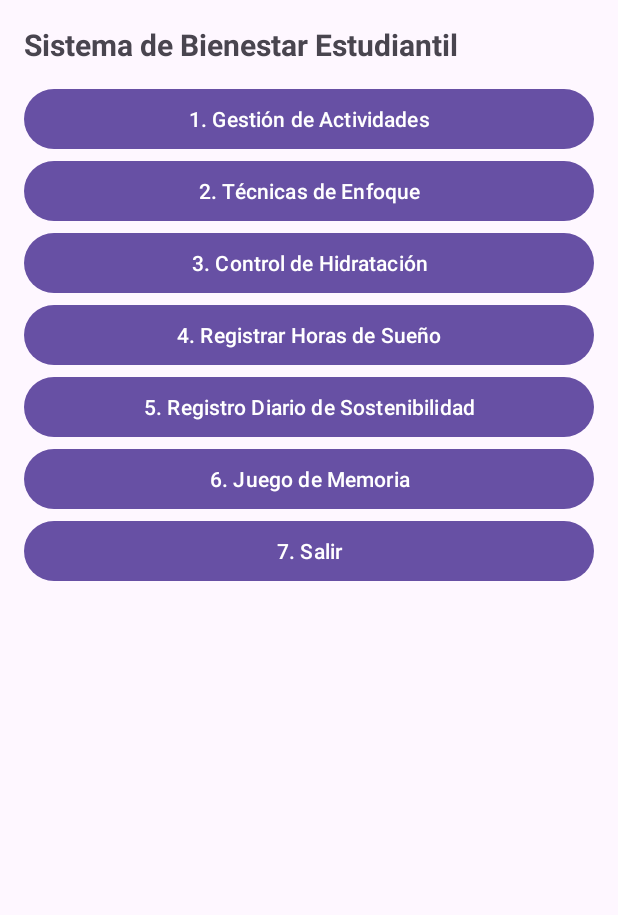
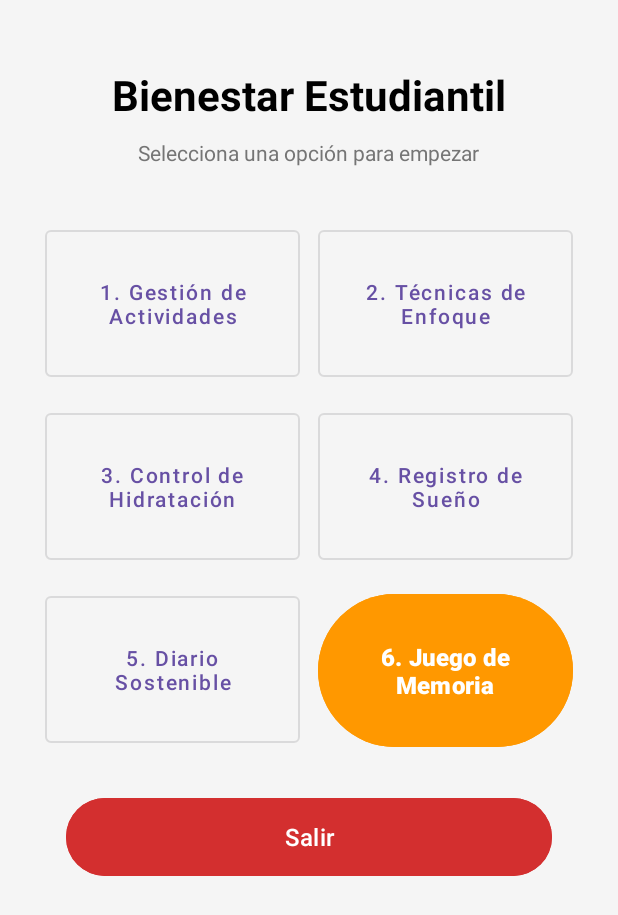
Before and after one commit to matiasnunezg/POO-P3-G05, an Android app: the screen it shows after launch (MainActivity), on a phone screen of 412 x 824 dp. Shown: the top 915 px of the screen. Run offline under Robolectric (Android 15) with nearby library versions, the phone set to English and light mode, and no system bars.

Commit message:
Actualizacion Menu
Ver2 Menu

```diff
--- a/Proyecto_G5_P3_Android/SistemaBienestarEstudiantil/app/src/main/java/espol/poo/sistemabienestarestudiantil/ui/MainActivity.java
+++ b/Proyecto_G5_P3_Android/SistemaBienestarEstudiantil/app/src/main/java/espol/poo/sistemabienestarestudiantil/ui/MainActivity.java
@@ -2,10 +2,13 @@ package espol.poo.sistemabienestarestudiantil.ui;
 
 import android.content.Intent;
 import android.os.Bundle;
+import android.view.View;
+import android.widget.Toast;
 
 import androidx.appcompat.app.AppCompatActivity;
 
 import espol.poo.sistemabienestarestudiantil.R;
+import espol.poo.sistemabienestarestudiantil.data.AppRepository;
 
 public class MainActivity extends AppCompatActivity {
 
@@ -14,22 +17,40 @@ public class MainActivity extends AppCompatActivity {
         super.onCreate(savedInstanceState);
         setContentView(R.layout.activity_main);
 
-        findViewById(R.id.btnActividades).setOnClickListener(v ->
-                startActivity(new Intent(this, ActividadesActivity.class)));
+        // 1. Inicializar la "Base de Datos" (Modelo)
+        // Esto asegura que las listas existan antes de usar cualquier otra pantalla
+        AppRepository.getInstance();
 
-        findViewById(R.id.btnEnfoque).setOnClickListener(v ->
-                startActivity(new Intent(this, EnfoqueActivity.class)));
+        // 2. Configurar los botones
+        configurarBotones();
+    }
 
-        findViewById(R.id.btnHidratacion).setOnClickListener(v ->
-                startActivity(new Intent(this, HidratacionActivity.class)));
+    private void configurarBotones() {
+        // --- OPCIONES PENDIENTES (Muestran mensaje temporal) ---
+        findViewById(R.id.btnActividades).setOnClickListener(v -> mostrarMensaje("Gestión de Actividades: En construcción"));
+        findViewById(R.id.btnEnfoque).setOnClickListener(v -> mostrarMensaje("Técnicas de Enfoque: En construcción"));
+        findViewById(R.id.btnHidratacion).setOnClickListener(v -> mostrarMensaje("Hidratación: En construcción"));
+        findViewById(R.id.btnSuenio).setOnClickListener(v -> mostrarMensaje("Registro de Sueño: En construcción"));
+        findViewById(R.id.btnSostenibilidad).setOnClickListener(v -> mostrarMensaje("Sostenibilidad: En construcción"));
 
-        findViewById(R.id.btnSuenio).setOnClickListener(v ->
-                startActivity(new Intent(this, SuenioActivity.class)));
+        // --- OPCIÓN DEL JUEGO (La que vamos a programar ahora) ---
+        findViewById(R.id.btnJuego).setOnClickListener(v -> {
+            // Navegamos a la actividad del juego
+            Intent intent = new Intent(MainActivity.this, JuegoMemoriaActivity.class);
+            startActivity(intent);
+        });
 
-        findViewById(R.id.btnSostenibilidad).setOnClickListener(v ->
-                startActivity(new Intent(this, SostenibilidadActivity.class)));
+        // --- SALIR ---
+        findViewById(R.id.btnSalir).setOnClickListener(v -> {
+            // Cierra la aplicación completamente y quita las actividades de la pila
+            finishAffinity();
+        });
+    }
 
-        findViewById(R.id.btnJuego).setOnClickListener(v ->
-                startActivity(new Intent(this, JuegoMemoriaActivity.class)));
+    // Método auxiliar para no repetir código de Toast
+    private void mostrarMensaje(String texto) {
+        Toast.makeText(this, texto, Toast.LENGTH_SHORT).show();
     }
+
+
 }
--- a/Proyecto_G5_P3_Android/SistemaBienestarEstudiantil/app/src/main/res/layout/activity_main.xml
+++ b/Proyecto_G5_P3_Android/SistemaBienestarEstudiantil/app/src/main/res/layout/activity_main.xml
@@ -1,64 +1,125 @@
 <?xml version="1.0" encoding="utf-8"?>
 <ScrollView xmlns:android="http://schemas.android.com/apk/res/android"
+    xmlns:app="http://schemas.android.com/apk/res-auto"
     android:layout_width="match_parent"
-    android:layout_height="match_parent">
+    android:layout_height="match_parent"
+    android:background="#F5F5F5"
+    android:fillViewport="true">
 
     <LinearLayout
         android:layout_width="match_parent"
         android:layout_height="wrap_content"
+        android:gravity="center_horizontal"
         android:orientation="vertical"
-        android:padding="16dp">
+        android:padding="24dp">
 
         <TextView
+            android:layout_width="wrap_content"
+            android:layout_height="wrap_content"
+            android:layout_marginTop="20dp"
+            android:layout_marginBottom="10dp"
+            android:text="Bienestar Estudiantil"
+            android:textColor="#000000"
+            android:textSize="28sp"
+            android:textStyle="bold" />
+
+        <TextView
+            android:layout_width="wrap_content"
+            android:layout_height="wrap_content"
+            android:layout_marginBottom="30dp"
+            android:text="Selecciona una opción para empezar"
+            android:textColor="#757575"
+            android:textSize="14sp" />
+
+        <GridLayout
             android:layout_width="match_parent"
             android:layout_height="wrap_content"
-            android:text="Sistema de Bienestar Estudiantil"
-            android:textSize="20sp"
-            android:textStyle="bold"
-            android:paddingBottom="12dp"/>
+            android:alignmentMode="alignMargins"
+            android:columnCount="2"
+            android:columnOrderPreserved="false"
+            android:rowCount="4"
+            android:useDefaultMargins="true">
 
             <Button
                 android:id="@+id/btnActividades"
-            android:layout_width="match_parent"
-            android:layout_height="wrap_content"
-            android:text="1. Gestión de Actividades" />
+                style="@style/Widget.MaterialComponents.Button.OutlinedButton"
+                android:layout_width="0dp"
+                android:layout_height="110dp"
+                android:layout_columnWeight="1"
+                android:layout_margin="6dp"
+                android:text="1. Gestión de\nActividades"
+                android:textAllCaps="false"
+                android:textSize="14sp" />
 
             <Button
                 android:id="@+id/btnEnfoque"
-            android:layout_width="match_parent"
-            android:layout_height="wrap_content"
-            android:text="2. Técnicas de Enfoque" />
+                style="@style/Widget.MaterialComponents.Button.OutlinedButton"
+                android:layout_width="0dp"
+                android:layout_height="110dp"
+                android:layout_columnWeight="1"
+                android:layout_margin="6dp"
+                android:text="2. Técnicas de\nEnfoque"
+                android:textAllCaps="false"
+                android:textSize="14sp" />
 
             <Button
                 android:id="@+id/btnHidratacion"
-            android:layout_width="match_parent"
-            android:layout_height="wrap_content"
-            android:text="3. Control de Hidratación" />
+                style="@style/Widget.MaterialComponents.Button.OutlinedButton"
+                android:layout_width="0dp"
+                android:layout_height="110dp"
+                android:layout_columnWeight="1"
+                android:layout_margin="6dp"
+                android:text="3. Control de\nHidratación"
+                android:textAllCaps="false"
+                android:textSize="14sp" />
 
             <Button
                 android:id="@+id/btnSuenio"
-            android:layout_width="match_parent"
-            android:layout_height="wrap_content"
-            android:text="4. Registrar Horas de Sueño" />
+                style="@style/Widget.MaterialComponents.Button.OutlinedButton"
+                android:layout_width="0dp"
+                android:layout_height="110dp"
+                android:layout_columnWeight="1"
+                android:layout_margin="6dp"
+                android:text="4. Registro de\nSueño"
+                android:textAllCaps="false"
+                android:textSize="14sp" />
 
             <Button
                 android:id="@+id/btnSostenibilidad"
-            android:layout_width="match_parent"
-            android:layout_height="wrap_content"
-            android:text="5. Registro Diario de Sostenibilidad" />
+                style="@style/Widget.MaterialComponents.Button.OutlinedButton"
+                android:layout_width="0dp"
+                android:layout_height="110dp"
+                android:layout_columnWeight="1"
+                android:layout_margin="6dp"
+                android:text="5. Diario\nSostenible"
+                android:textAllCaps="false"
+                android:textSize="14sp" />
 
             <Button
                 android:id="@+id/btnJuego"
-            android:layout_width="match_parent"
-            android:layout_height="wrap_content"
-            android:text="6. Juego de Memoria" />
+                android:layout_width="0dp"
+                android:layout_height="110dp"
+                android:layout_columnWeight="1"
+                android:layout_margin="6dp"
+                android:backgroundTint="#FF9800"
+                android:text="6. Juego de\nMemoria"
+                android:textColor="#FFFFFF"
+                android:textAllCaps="false"
+                android:textSize="16sp"
+                android:textStyle="bold" />
+
+        </GridLayout>
 
         <Button
             android:id="@+id/btnSalir"
             android:layout_width="match_parent"
-            android:layout_height="wrap_content"
-            android:text="7. Salir" />
+            android:layout_height="60dp"
+            android:layout_marginTop="20dp"
+            android:layout_marginHorizontal="20dp"
+            android:backgroundTint="#D32F2F"
+            android:text="Salir"
+            android:textColor="#FFFFFF"
+            android:textSize="16sp" />
 
     </LinearLayout>
 </ScrollView>
-<!--HOLAAAAA-->
```
Lines whose indentation alone changed are shown as unchanged.
